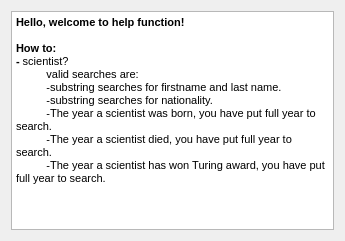
The window that Gui-Vln-2016/helpwindow.ui (ivark16/Vln-2016) describes before a commit, drawn with Qt 5.
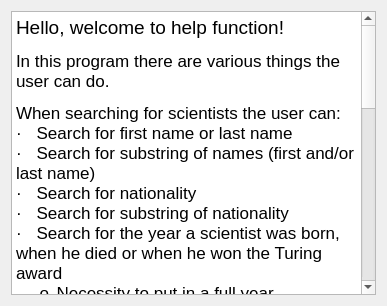
The same window after the commit.

Commit message: Help gluggi

```diff
--- a/Gui-Vln-2016/helpwindow.ui
+++ b/Gui-Vln-2016/helpwindow.ui
@@ -6,8 +6,8 @@
    <rect>
     <x>0</x>
     <y>0</y>
-    <width>345</width>
-    <height>241</height>
+    <width>387</width>
+    <height>306</height>
    </rect>
   </property>
   <property name="windowTitle">
@@ -20,17 +20,32 @@
       <string>&lt;!DOCTYPE HTML PUBLIC &quot;-//W3C//DTD HTML 4.0//EN&quot; &quot;http://www.w3.org/TR/REC-html40/strict.dtd&quot;&gt;
 &lt;html&gt;&lt;head&gt;&lt;meta name=&quot;qrichtext&quot; content=&quot;1&quot; /&gt;&lt;style type=&quot;text/css&quot;&gt;
 p, li { white-space: pre-wrap; }
-&lt;/style&gt;&lt;/head&gt;&lt;body style=&quot; font-family:'MS Shell Dlg 2'; font-size:8pt; font-weight:400; font-style:normal;&quot;&gt;
-&lt;p style=&quot; margin-top:0px; margin-bottom:0px; margin-left:0px; margin-right:0px; -qt-block-indent:0; text-indent:0px;&quot;&gt;&lt;span style=&quot; font-weight:600;&quot;&gt;Hello, welcome to help function!&lt;/span&gt;&lt;/p&gt;
-&lt;p style=&quot;-qt-paragraph-type:empty; margin-top:0px; margin-bottom:0px; margin-left:0px; margin-right:0px; -qt-block-indent:0; text-indent:0px; font-weight:600;&quot;&gt;&lt;br /&gt;&lt;/p&gt;
-&lt;p style=&quot; margin-top:0px; margin-bottom:0px; margin-left:0px; margin-right:0px; -qt-block-indent:0; text-indent:0px;&quot;&gt;&lt;span style=&quot; font-weight:600;&quot;&gt;How to:&lt;/span&gt;&lt;/p&gt;
-&lt;p style=&quot; margin-top:0px; margin-bottom:0px; margin-left:0px; margin-right:0px; -qt-block-indent:0; text-indent:0px;&quot;&gt;&lt;span style=&quot; font-weight:600;&quot;&gt;- &lt;/span&gt;scientist?&lt;/p&gt;
-&lt;p style=&quot; margin-top:0px; margin-bottom:0px; margin-left:0px; margin-right:0px; -qt-block-indent:0; text-indent:0px;&quot;&gt;          valid searches are: &lt;/p&gt;
-&lt;p style=&quot; margin-top:0px; margin-bottom:0px; margin-left:0px; margin-right:0px; -qt-block-indent:0; text-indent:0px;&quot;&gt;          -substring searches for firstname and last name.&lt;/p&gt;
-&lt;p style=&quot; margin-top:0px; margin-bottom:0px; margin-left:0px; margin-right:0px; -qt-block-indent:0; text-indent:0px;&quot;&gt;          -substring searches for nationality.&lt;/p&gt;
-&lt;p style=&quot; margin-top:0px; margin-bottom:0px; margin-left:0px; margin-right:0px; -qt-block-indent:0; text-indent:0px;&quot;&gt;          -The year a scientist was born, you have put full year to search.&lt;/p&gt;
-&lt;p style=&quot; margin-top:0px; margin-bottom:0px; margin-left:0px; margin-right:0px; -qt-block-indent:0; text-indent:0px;&quot;&gt;          -The year a scientist died, you have put full year to search.&lt;/p&gt;
-&lt;p style=&quot; margin-top:0px; margin-bottom:0px; margin-left:0px; margin-right:0px; -qt-block-indent:0; text-indent:0px;&quot;&gt;          -The year a scientist has won Turing award, you have put full year to search.&lt;/p&gt;&lt;/body&gt;&lt;/html&gt;</string>
+&lt;/style&gt;&lt;/head&gt;&lt;body style=&quot; font-family:'.SF NS Text'; font-size:13pt; font-weight:400; font-style:normal;&quot;&gt;
+&lt;p style=&quot; margin-top:12px; margin-bottom:12px; margin-left:0px; margin-right:0px; -qt-block-indent:0; text-indent:0px;&quot;&gt;&lt;span style=&quot; font-family:'Times New Roman'; font-size:14pt;&quot;&gt;Hello, welcome to help function!&lt;/span&gt; &lt;/p&gt;
+&lt;p style=&quot; margin-top:12px; margin-bottom:12px; margin-left:0px; margin-right:0px; -qt-block-indent:0; text-indent:0px;&quot;&gt;&lt;span style=&quot; font-family:'Times New Roman';&quot;&gt;In this program there are various things the user can do. &lt;/span&gt;&lt;/p&gt;
+&lt;p style=&quot; margin-top:0px; margin-bottom:0px; margin-left:0px; margin-right:0px; -qt-block-indent:0; text-indent:0px;&quot;&gt;&lt;span style=&quot; font-family:'Times New Roman';&quot;&gt;When searching for scientists the user can: &lt;/span&gt;&lt;/p&gt;
+&lt;p style=&quot; margin-top:0px; margin-bottom:0px; margin-left:0px; margin-right:0px; -qt-block-indent:0; text-indent:0px;&quot;&gt;&lt;span style=&quot; font-family:'Symbol';&quot;&gt;·&lt;/span&gt;&lt;span style=&quot; font-family:'Times New Roman'; font-size:7pt;&quot;&gt;      &lt;/span&gt;&lt;span style=&quot; font-family:'Times New Roman';&quot;&gt;Search for first name or last name &lt;/span&gt;&lt;/p&gt;
+&lt;p style=&quot; margin-top:0px; margin-bottom:0px; margin-left:0px; margin-right:0px; -qt-block-indent:0; text-indent:0px;&quot;&gt;&lt;span style=&quot; font-family:'Symbol';&quot;&gt;·&lt;/span&gt;&lt;span style=&quot; font-family:'Times New Roman'; font-size:7pt;&quot;&gt;      &lt;/span&gt;&lt;span style=&quot; font-family:'Times New Roman';&quot;&gt;Search for substring of names (first and/or last name) &lt;/span&gt;&lt;/p&gt;
+&lt;p style=&quot; margin-top:0px; margin-bottom:0px; margin-left:0px; margin-right:0px; -qt-block-indent:0; text-indent:0px;&quot;&gt;&lt;span style=&quot; font-family:'Symbol';&quot;&gt;·&lt;/span&gt;&lt;span style=&quot; font-family:'Times New Roman'; font-size:7pt;&quot;&gt;      &lt;/span&gt;&lt;span style=&quot; font-family:'Times New Roman';&quot;&gt;Search for nationality &lt;/span&gt;&lt;/p&gt;
+&lt;p style=&quot; margin-top:0px; margin-bottom:0px; margin-left:0px; margin-right:0px; -qt-block-indent:0; text-indent:0px;&quot;&gt;&lt;span style=&quot; font-family:'Symbol';&quot;&gt;·&lt;/span&gt;&lt;span style=&quot; font-family:'Times New Roman'; font-size:7pt;&quot;&gt;      &lt;/span&gt;&lt;span style=&quot; font-family:'Times New Roman';&quot;&gt;Search for substring of nationality &lt;/span&gt;&lt;/p&gt;
+&lt;p style=&quot; margin-top:0px; margin-bottom:0px; margin-left:0px; margin-right:0px; -qt-block-indent:0; text-indent:0px;&quot;&gt;&lt;span style=&quot; font-family:'Symbol';&quot;&gt;·&lt;/span&gt;&lt;span style=&quot; font-family:'Times New Roman'; font-size:7pt;&quot;&gt;      &lt;/span&gt;&lt;span style=&quot; font-family:'Times New Roman';&quot;&gt;Search for the year a scientist was born, when he died or when he won the Turing award&lt;/span&gt; &lt;/p&gt;
+&lt;p style=&quot; margin-top:0px; margin-bottom:0px; margin-left:0px; margin-right:0px; -qt-block-indent:0; text-indent:0px;&quot;&gt;&lt;span style=&quot; font-family:'Courier New';&quot;&gt;     o&lt;/span&gt;&lt;span style=&quot; font-family:'Times New Roman'; font-size:7pt;&quot;&gt;   &lt;/span&gt;&lt;span style=&quot; font-family:'Times New Roman';&quot;&gt;Necessity to put in a full year&lt;/span&gt; &lt;/p&gt;
+&lt;p style=&quot;-qt-paragraph-type:empty; margin-top:0px; margin-bottom:0px; margin-left:0px; margin-right:0px; -qt-block-indent:0; text-indent:0px;&quot;&gt;&lt;br /&gt;&lt;/p&gt;
+&lt;p style=&quot; margin-top:0px; margin-bottom:0px; margin-left:0px; margin-right:0px; -qt-block-indent:0; text-indent:0px;&quot;&gt;&lt;span style=&quot; font-family:'Times New Roman';&quot;&gt;When searching for a computer the user can: &lt;/span&gt;&lt;/p&gt;
+&lt;p style=&quot; margin-top:0px; margin-bottom:0px; margin-left:0px; margin-right:0px; -qt-block-indent:0; text-indent:0px;&quot;&gt;&lt;span style=&quot; font-family:'Symbol';&quot;&gt;·&lt;/span&gt;&lt;span style=&quot; font-family:'Times New Roman'; font-size:7pt;&quot;&gt;      &lt;/span&gt;&lt;span style=&quot; font-family:'Times New Roman';&quot;&gt;Search for the name of the computer &lt;/span&gt;&lt;/p&gt;
+&lt;p style=&quot; margin-top:0px; margin-bottom:0px; margin-left:0px; margin-right:0px; -qt-block-indent:0; text-indent:0px;&quot;&gt;&lt;span style=&quot; font-family:'Symbol';&quot;&gt;·&lt;/span&gt;&lt;span style=&quot; font-family:'Times New Roman'; font-size:7pt;&quot;&gt;      &lt;/span&gt;&lt;span style=&quot; font-family:'Times New Roman';&quot;&gt;Search for the type of computer &lt;/span&gt;&lt;/p&gt;
+&lt;p style=&quot; margin-top:0px; margin-bottom:0px; margin-left:0px; margin-right:0px; -qt-block-indent:0; text-indent:0px;&quot;&gt;&lt;span style=&quot; font-family:'Symbol';&quot;&gt;·&lt;/span&gt;&lt;span style=&quot; font-family:'Times New Roman'; font-size:7pt;&quot;&gt;      &lt;/span&gt;&lt;span style=&quot; font-family:'Times New Roman';&quot;&gt;Search for the year a computer was built &lt;/span&gt;&lt;/p&gt;
+&lt;p style=&quot; margin-top:0px; margin-bottom:0px; margin-left:0px; margin-right:0px; -qt-block-indent:0; text-indent:0px;&quot;&gt;&lt;span style=&quot; font-family:'Courier New';&quot;&gt;     o&lt;/span&gt;&lt;span style=&quot; font-family:'Times New Roman'; font-size:7pt;&quot;&gt;   &lt;/span&gt;&lt;span style=&quot; font-family:'Times New Roman';&quot;&gt;Necessity to put in a full year&lt;/span&gt; &lt;/p&gt;
+&lt;p style=&quot;-qt-paragraph-type:empty; margin-top:0px; margin-bottom:0px; margin-left:0px; margin-right:0px; -qt-block-indent:0; text-indent:0px;&quot;&gt;&lt;br /&gt;&lt;/p&gt;
+&lt;p style=&quot; margin-top:0px; margin-bottom:0px; margin-left:0px; margin-right:0px; -qt-block-indent:0; text-indent:0px;&quot;&gt;&lt;span style=&quot; font-family:'Times New Roman';&quot;&gt;When searching for a connection the user can: &lt;/span&gt;&lt;/p&gt;
+&lt;p style=&quot; margin-top:0px; margin-bottom:0px; margin-left:0px; margin-right:0px; -qt-block-indent:0; text-indent:0px;&quot;&gt;&lt;span style=&quot; font-family:'Symbol';&quot;&gt;·&lt;/span&gt;&lt;span style=&quot; font-family:'Times New Roman'; font-size:7pt;&quot;&gt;      &lt;/span&gt;&lt;span style=&quot; font-family:'Times New Roman';&quot;&gt;Search for a scientist by first or last name &lt;/span&gt;&lt;/p&gt;
+&lt;p style=&quot; margin-top:0px; margin-bottom:0px; margin-left:0px; margin-right:0px; -qt-block-indent:0; text-indent:0px;&quot;&gt;&lt;span style=&quot; font-family:'Symbol';&quot;&gt;·&lt;/span&gt;&lt;span style=&quot; font-family:'Times New Roman'; font-size:7pt;&quot;&gt;      &lt;/span&gt;&lt;span style=&quot; font-family:'Times New Roman';&quot;&gt;Search for name of computer &lt;/span&gt;&lt;/p&gt;
+&lt;p style=&quot; margin-top:0px; margin-bottom:0px; margin-left:0px; margin-right:0px; -qt-block-indent:0; text-indent:0px;&quot;&gt;&lt;span style=&quot; font-family:'Symbol';&quot;&gt;·&lt;/span&gt;&lt;span style=&quot; font-family:'Times New Roman'; font-size:7pt;&quot;&gt;      &lt;/span&gt;&lt;span style=&quot; font-family:'Times New Roman';&quot;&gt;Search for type of computer &lt;/span&gt;&lt;/p&gt;
+&lt;p style=&quot; margin-top:0px; margin-bottom:0px; margin-left:0px; margin-right:0px; -qt-block-indent:0; text-indent:0px;&quot;&gt;&lt;span style=&quot; font-family:'Symbol';&quot;&gt;·&lt;/span&gt;&lt;span style=&quot; font-family:'Times New Roman'; font-size:7pt;&quot;&gt;      &lt;/span&gt;&lt;span style=&quot; font-family:'Times New Roman';&quot;&gt; Search for the year a computer was built &lt;/span&gt;&lt;/p&gt;
+&lt;p style=&quot; margin-top:0px; margin-bottom:0px; margin-left:0px; margin-right:0px; -qt-block-indent:0; text-indent:0px;&quot;&gt;&lt;span style=&quot; font-family:'Times New Roman';&quot;&gt;  &lt;/span&gt;&lt;/p&gt;
+&lt;p style=&quot; margin-top:0px; margin-bottom:0px; margin-left:0px; margin-right:0px; -qt-block-indent:0; text-indent:0px;&quot;&gt;&lt;span style=&quot; font-family:'Times New Roman';&quot;&gt;In every tab there is an &lt;/span&gt;&lt;span style=&quot; font-family:'Times New Roman'; font-style:italic;&quot;&gt;Add&lt;/span&gt;&lt;span style=&quot; font-family:'Times New Roman';&quot;&gt; button to add an entry to each table.&lt;/span&gt; &lt;/p&gt;
+&lt;p style=&quot; margin-top:0px; margin-bottom:0px; margin-left:0px; margin-right:0px; -qt-block-indent:0; text-indent:0px;&quot;&gt;&lt;span style=&quot; font-family:'Times New Roman';&quot;&gt;In every tab there is a &lt;/span&gt;&lt;span style=&quot; font-family:'Times New Roman'; font-style:italic;&quot;&gt;Delete&lt;/span&gt;&lt;span style=&quot; font-family:'Times New Roman';&quot;&gt; button to delete an entry in a table. To do this the user has to select the item he wants to delete and then push the Delete button. &lt;/span&gt;&lt;/p&gt;
+&lt;p style=&quot; margin-top:12px; margin-bottom:12px; margin-left:0px; margin-right:0px; -qt-block-indent:0; text-indent:0px;&quot;&gt;&lt;span style=&quot; font-family:'Times New Roman';&quot;&gt;In every tab there is a &lt;/span&gt;&lt;span style=&quot; font-family:'Times New Roman'; font-style:italic;&quot;&gt;Display&lt;/span&gt;&lt;span style=&quot; font-family:'Times New Roman';&quot;&gt;  drop down that if pushed shows the various ways you can display the data in the selected table. For example, in alphabetical order by names, both ascending and descending order. To select those featured the user selects either the &lt;/span&gt;&lt;span style=&quot; font-family:'Times New Roman'; font-style:italic;&quot;&gt;Ascending&lt;/span&gt;&lt;span style=&quot; font-family:'Times New Roman';&quot;&gt; or &lt;/span&gt;&lt;span style=&quot; font-family:'Times New Roman'; font-style:italic;&quot;&gt;Descending&lt;/span&gt;&lt;span style=&quot; font-family:'Times New Roman';&quot;&gt; button to the right of the &lt;/span&gt;&lt;span style=&quot; font-family:'Times New Roman'; font-style:italic;&quot;&gt;Display&lt;/span&gt;&lt;span style=&quot; font-family:'Times New Roman';&quot;&gt; drop down.&lt;/span&gt; &lt;/p&gt;&lt;/body&gt;&lt;/html&gt;</string>
      </property>
     </widget>
    </item>
```
